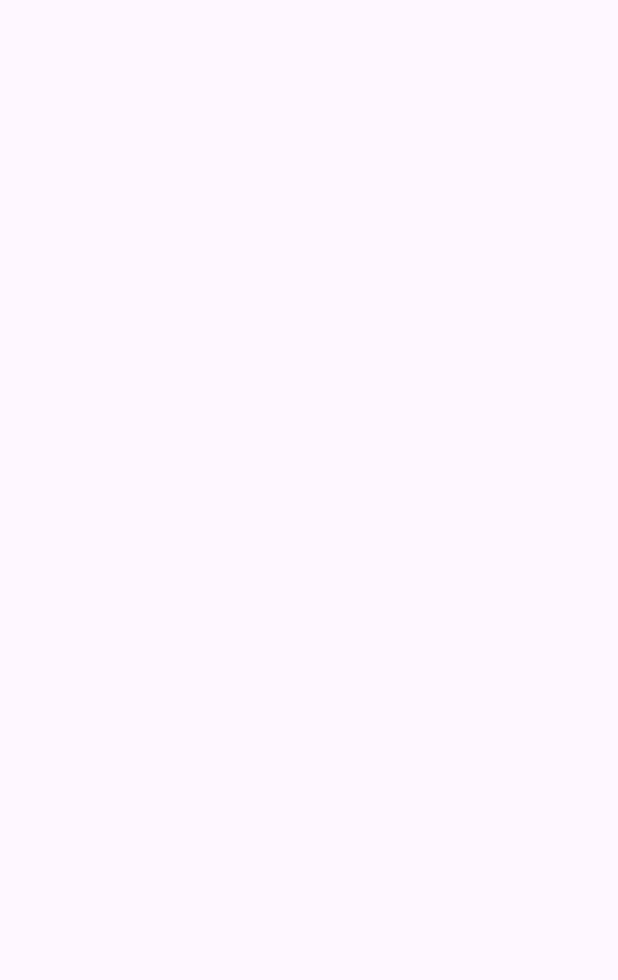
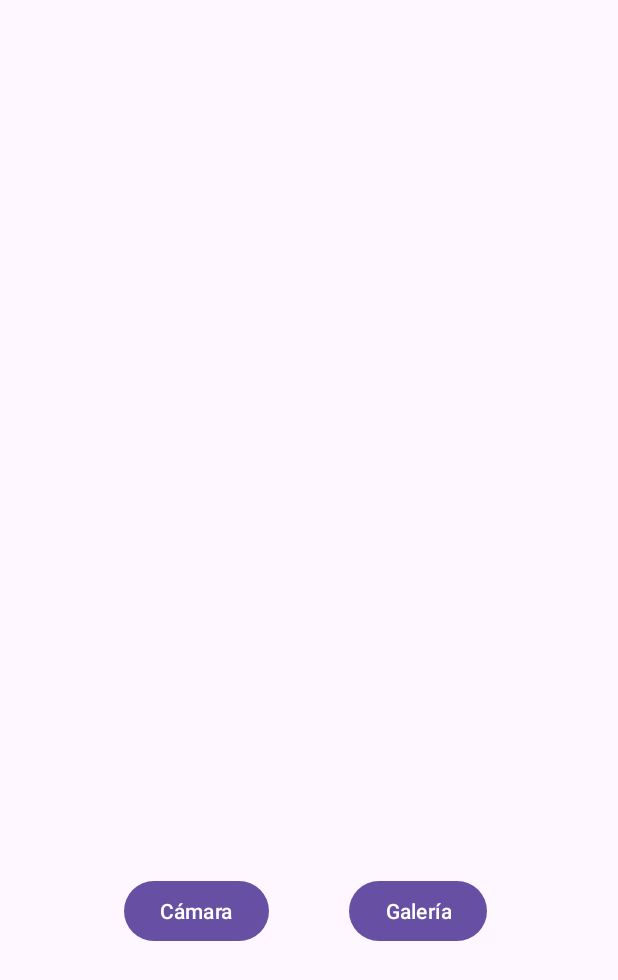
Before and after one commit to codaki/Giroscopio, an Android app: the Camera screen opened directly, with no data from a screen before it, on a phone screen of 412 x 824 dp. Before the commit the part shown is empty. Shown: the top 980 px of the screen. Run offline under Robolectric (Android 15) with nearby library versions, the phone set to English and light mode, and no system bars.

Commit message:
Funcionalidad Cámara

```diff
--- a/app/build.gradle
+++ b/app/build.gradle
@@ -26,6 +26,9 @@ android {
         sourceCompatibility JavaVersion.VERSION_1_8
         targetCompatibility JavaVersion.VERSION_1_8
     }
+    viewBinding {
+        enabled = true
+    }
 }
 
 dependencies {
--- a/app/src/main/res/layout/activity_camera.xml
+++ b/app/src/main/res/layout/activity_camera.xml
@@ -6,4 +6,39 @@
     android:layout_height="match_parent"
     tools:context=".Camera">
 
+    <ImageView
+        android:id="@+id/ivFoto"
+        android:layout_width="321dp"
+        android:layout_height="446dp"
+        app:layout_constraintBottom_toBottomOf="parent"
+        app:layout_constraintEnd_toEndOf="parent"
+        app:layout_constraintStart_toStartOf="parent"
+        app:layout_constraintTop_toTopOf="parent"
+        app:layout_constraintVertical_bias="0.112"
+        tools:srcCompat="@tools:sample/avatars" />
+
+    <Button
+        android:id="@+id/btnCamara"
+        android:layout_width="wrap_content"
+        android:layout_height="wrap_content"
+        android:text="Cámara"
+        app:layout_constraintBottom_toBottomOf="parent"
+        app:layout_constraintEnd_toEndOf="parent"
+        app:layout_constraintHorizontal_bias="0.262"
+        app:layout_constraintStart_toStartOf="parent"
+        app:layout_constraintTop_toTopOf="parent"
+        app:layout_constraintVertical_bias="0.752" />
+
+    <Button
+        android:id="@+id/btnGaleria"
+        android:layout_width="wrap_content"
+        android:layout_height="wrap_content"
+        android:text="Galería"
+        app:layout_constraintBottom_toBottomOf="parent"
+        app:layout_constraintEnd_toEndOf="parent"
+        app:layout_constraintHorizontal_bias="0.728"
+        app:layout_constraintStart_toStartOf="parent"
+        app:layout_constraintTop_toTopOf="parent"
+        app:layout_constraintVertical_bias="0.752" />
+
 </androidx.constraintlayout.widget.ConstraintLayout>
```
Also changed, not shown: app/src/main/AndroidManifest.xml (+14 -5 lines), app/src/main/java/com/example/giroscopio/Camera.java (+151 -1 lines), app/src/main/res/xml/file_paths.xml (added, +18 -0 lines).
